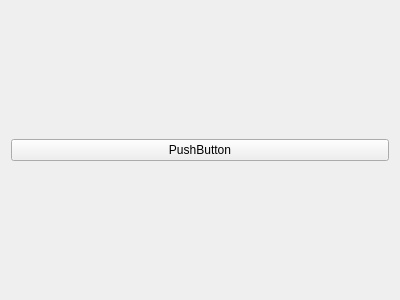
Qt form copyclare/ui/video_addition.ui (MotionInput/Team14-CopyClare) before a commit.
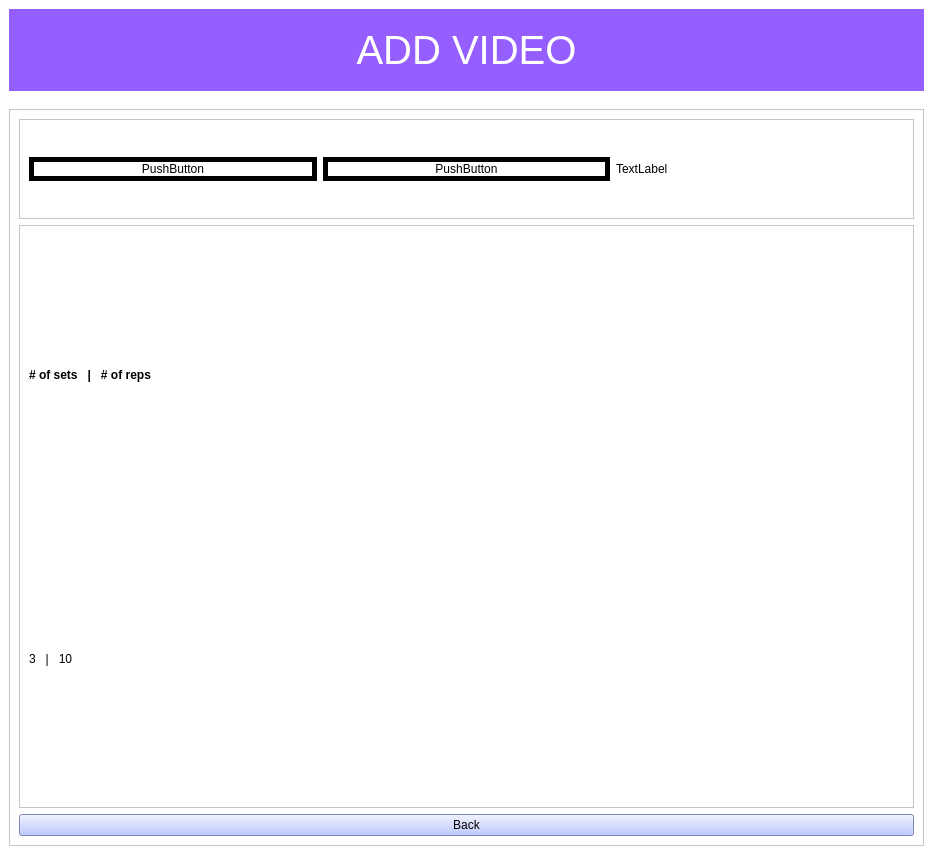
The same form after that commit.

What changed in the file:
```diff
--- a/copyclare/ui/video_addition.ui
+++ b/copyclare/ui/video_addition.ui
@@ -6,19 +6,299 @@
    <rect>
     <x>0</x>
     <y>0</y>
-    <width>400</width>
-    <height>300</height>
+    <width>933</width>
+    <height>855</height>
    </rect>
   </property>
+  <property name="sizePolicy">
+   <sizepolicy hsizetype="Preferred" vsizetype="Preferred">
+    <horstretch>0</horstretch>
+    <verstretch>0</verstretch>
+   </sizepolicy>
+  </property>
+  <property name="minimumSize">
+   <size>
+    <width>933</width>
+    <height>717</height>
+   </size>
+  </property>
+  <property name="maximumSize">
+   <size>
+    <width>16000</width>
+    <height>16777215</height>
+   </size>
+  </property>
   <property name="windowTitle">
    <string>Frame</string>
   </property>
-  <layout class="QHBoxLayout" name="horizontalLayout">
+  <property name="styleSheet">
+   <string notr="true">background-color: rgb(255, 255, 255);</string>
+  </property>
+  <layout class="QVBoxLayout" name="verticalLayout">
+   <property name="spacing">
+    <number>0</number>
+   </property>
+   <property name="sizeConstraint">
+    <enum>QLayout::SetDefaultConstraint</enum>
+   </property>
+   <property name="leftMargin">
+    <number>0</number>
+   </property>
+   <property name="topMargin">
+    <number>0</number>
+   </property>
+   <property name="rightMargin">
+    <number>0</number>
+   </property>
+   <property name="bottomMargin">
+    <number>0</number>
+   </property>
    <item>
-    <widget class="QPushButton" name="pushButton">
-     <property name="text">
-      <string>PushButton</string>
+    <widget class="QFrame" name="title_frame">
+     <property name="maximumSize">
+      <size>
+       <width>16000</width>
+       <height>100</height>
+      </size>
      </property>
+     <property name="frameShape">
+      <enum>QFrame::NoFrame</enum>
+     </property>
+     <property name="frameShadow">
+      <enum>QFrame::Raised</enum>
+     </property>
+     <layout class="QHBoxLayout" name="horizontalLayout">
+      <item>
+       <widget class="QLabel" name="title">
+        <property name="minimumSize">
+         <size>
+          <width>0</width>
+          <height>50</height>
+         </size>
+        </property>
+        <property name="maximumSize">
+         <size>
+          <width>16000</width>
+          <height>16777215</height>
+         </size>
+        </property>
+        <property name="font">
+         <font>
+          <pointsize>30</pointsize>
+         </font>
+        </property>
+        <property name="styleSheet">
+         <string notr="true">QLabel{
+	color: #ffffff;
+	background-color: #955fff;
+}</string>
+        </property>
+        <property name="text">
+         <string>ADD VIDEO</string>
+        </property>
+        <property name="alignment">
+         <set>Qt::AlignCenter</set>
+        </property>
+       </widget>
+      </item>
+     </layout>
+    </widget>
+   </item>
+   <item>
+    <widget class="QFrame" name="_frame">
+     <property name="maximumSize">
+      <size>
+       <width>16000</width>
+       <height>16777215</height>
+      </size>
+     </property>
+     <property name="frameShape">
+      <enum>QFrame::NoFrame</enum>
+     </property>
+     <property name="frameShadow">
+      <enum>QFrame::Raised</enum>
+     </property>
+     <layout class="QVBoxLayout" name="verticalLayout_2">
+      <property name="spacing">
+       <number>0</number>
+      </property>
+      <property name="leftMargin">
+       <number>0</number>
+      </property>
+      <property name="topMargin">
+       <number>0</number>
+      </property>
+      <property name="rightMargin">
+       <number>0</number>
+      </property>
+      <property name="bottomMargin">
+       <number>0</number>
+      </property>
+      <item>
+       <widget class="QFrame" name="content_frame">
+        <property name="maximumSize">
+         <size>
+          <width>16000</width>
+          <height>16777215</height>
+         </size>
+        </property>
+        <property name="frameShape">
+         <enum>QFrame::NoFrame</enum>
+        </property>
+        <property name="frameShadow">
+         <enum>QFrame::Raised</enum>
+        </property>
+        <layout class="QHBoxLayout" name="horizontalLayout_2">
+         <item>
+          <widget class="QFrame" name="text_frame">
+           <property name="maximumSize">
+            <size>
+             <width>16000</width>
+             <height>16777215</height>
+            </size>
+           </property>
+           <property name="frameShape">
+            <enum>QFrame::StyledPanel</enum>
+           </property>
+           <property name="frameShadow">
+            <enum>QFrame::Raised</enum>
+           </property>
+           <layout class="QVBoxLayout" name="verticalLayout_3">
+            <item>
+             <widget class="QFrame" name="states">
+              <property name="maximumSize">
+               <size>
+                <width>16000</width>
+                <height>100</height>
+               </size>
+              </property>
+              <property name="styleSheet">
+               <string notr="true">QPushButton{
+		border-radius: 30px;
+		border-style:solid;
+  		border-width:5px;
+		border-color: rgb(0, 0, 0);
+}</string>
+              </property>
+              <property name="frameShape">
+               <enum>QFrame::StyledPanel</enum>
+              </property>
+              <property name="frameShadow">
+               <enum>QFrame::Raised</enum>
+              </property>
+              <layout class="QHBoxLayout" name="horizontalLayout_3">
+               <item>
+                <widget class="QPushButton" name="pushButton_2">
+                 <property name="maximumSize">
+                  <size>
+                   <width>16000</width>
+                   <height>16777215</height>
+                  </size>
+                 </property>
+                 <property name="text">
+                  <string>PushButton</string>
+                 </property>
+                </widget>
+               </item>
+               <item>
+                <widget class="QPushButton" name="pushButton">
+                 <property name="maximumSize">
+                  <size>
+                   <width>16000</width>
+                   <height>16777215</height>
+                  </size>
+                 </property>
+                 <property name="styleSheet">
+                  <string notr="true"/>
+                 </property>
+                 <property name="text">
+                  <string>PushButton</string>
+                 </property>
+                </widget>
+               </item>
+               <item>
+                <widget class="QLabel" name="label">
+                 <property name="text">
+                  <string>TextLabel</string>
+                 </property>
+                </widget>
+               </item>
+              </layout>
+             </widget>
+            </item>
+            <item>
+             <widget class="QFrame" name="repetitions_frame">
+              <property name="maximumSize">
+               <size>
+                <width>16000</width>
+                <height>16777215</height>
+               </size>
+              </property>
+              <property name="frameShape">
+               <enum>QFrame::StyledPanel</enum>
+              </property>
+              <property name="frameShadow">
+               <enum>QFrame::Raised</enum>
+              </property>
+              <layout class="QVBoxLayout" name="verticalLayout_7">
+               <item>
+                <widget class="QLabel" name="repetitions_frame_title">
+                 <property name="maximumSize">
+                  <size>
+                   <width>16000</width>
+                   <height>16777215</height>
+                  </size>
+                 </property>
+                 <property name="font">
+                  <font>
+                   <weight>75</weight>
+                   <bold>true</bold>
+                  </font>
+                 </property>
+                 <property name="text">
+                  <string># of sets   |   # of reps</string>
+                 </property>
+                </widget>
+               </item>
+               <item>
+                <widget class="QLabel" name="repetitions">
+                 <property name="maximumSize">
+                  <size>
+                   <width>16000</width>
+                   <height>16777215</height>
+                  </size>
+                 </property>
+                 <property name="text">
+                  <string>3   |   10</string>
+                 </property>
+                </widget>
+               </item>
+              </layout>
+             </widget>
+            </item>
+            <item>
+             <widget class="QPushButton" name="back_button">
+              <property name="maximumSize">
+               <size>
+                <width>16000</width>
+                <height>16777215</height>
+               </size>
+              </property>
+              <property name="styleSheet">
+               <string notr="true">background-color: rgb(171, 185, 255);</string>
+              </property>
+              <property name="text">
+               <string>Back</string>
+              </property>
+             </widget>
+            </item>
+           </layout>
+          </widget>
+         </item>
+        </layout>
+       </widget>
+      </item>
+     </layout>
     </widget>
    </item>
   </layout>
```
Left out of the diff: 4 changed lines with no effect on the pictures.
